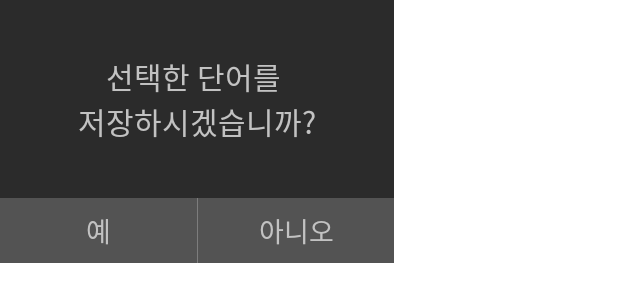
After one commit to kokochi66/2021_KNU, an Android app: the layout dialog_confirmation.xml on its own in the app's theme, with its tools: preview values and no code run, on a phone screen of 412 x 824 dp. The commit adds this screen. Shown: the top 302 px of the screen. Run offline under Robolectric (Android 15) with nearby library versions, the phone set to English and light mode, and no system bars.

Commit message:
정말 저장할 것인지 확인하는 다이얼로그 추가 서버 응답기다리는 로딩 다이얼로그 추가 간단한 사용방법을 알리는 다이얼로그 추가 저장되었을시 또는 중복단어로 저장 취소시 토스트 추가

```diff
--- a/STR/app/build.gradle
+++ b/STR/app/build.gradle
@@ -90,4 +90,7 @@ dependencies {
     implementation "androidx.camera:camera-lifecycle:$camerax_version"
 // CameraX View class
     implementation "androidx.camera:camera-view:1.0.0-alpha14"
+
+
+    implementation 'com.github.ybq:Android-SpinKit:1.4.0'
 }
--- a/STR/app/src/main/java/com/capston/ocrwordbook/ui/result/ResultViewModel.kt
+++ b/STR/app/src/main/java/com/capston/ocrwordbook/ui/result/ResultViewModel.kt
@@ -8,6 +8,11 @@ import androidx.lifecycle.ViewModel
 class ResultViewModel : ViewModel() {
 
     companion object {
+        var onClickWord : MutableLiveData<Boolean> = MutableLiveData<Boolean>()
+        var onClickConfirmation : MutableLiveData<Boolean> = MutableLiveData<Boolean>()
+        var recognizedText : MutableLiveData<String> = MutableLiveData<String>()
+        var meaningText : MutableLiveData<String> = MutableLiveData<String>()
+
 
     }
 
--- /dev/null
+++ b/STR/app/src/main/res/layout/dialog_confirmation.xml
@@ -0,0 +1,69 @@
+<?xml version="1.0" encoding="utf-8"?>
+<androidx.constraintlayout.widget.ConstraintLayout xmlns:android="http://schemas.android.com/apk/res/android"
+    xmlns:app="http://schemas.android.com/apk/res-auto"
+    xmlns:tools="http://schemas.android.com/tools"
+    android:layout_width="wrap_content"
+    android:layout_height="wrap_content"
+    android:background="@color/gray_900">
+
+    <TextView
+        android:id="@+id/dialog_confirmation_text_confirmation"
+        android:layout_width="wrap_content"
+        android:layout_height="wrap_content"
+        android:layout_marginStart="52dp"
+        android:layout_marginTop="36dp"
+        android:layout_marginEnd="52dp"
+        android:layout_marginBottom="36dp"
+        android:gravity="center"
+        android:text="선택한 단어를 \n저장하시겠습니까?"
+        android:textColor="@color/gray_200"
+        android:textSize="20sp"
+        app:layout_constraintBottom_toTopOf="@+id/dialog_confirmation_text_yes"
+        app:layout_constraintEnd_toEndOf="parent"
+        app:layout_constraintStart_toStartOf="parent"
+        app:layout_constraintTop_toTopOf="parent" />
+
+    <TextView
+        android:id="@+id/dialog_confirmation_text_yes"
+        android:layout_width="0dp"
+        android:layout_height="wrap_content"
+        android:background="@color/gray_700"
+        android:gravity="center"
+        android:paddingTop="8dp"
+        android:paddingBottom="8dp"
+        android:text="예"
+        android:textColor="@color/gray_200"
+        android:textSize="18sp"
+        app:layout_constraintBottom_toBottomOf="parent"
+        app:layout_constraintEnd_toStartOf="@+id/dialog_confirmation_sperate_bar"
+        app:layout_constraintHorizontal_bias="0.5"
+        app:layout_constraintStart_toStartOf="parent" />
+
+    <View
+        android:id="@+id/dialog_confirmation_sperate_bar"
+        android:layout_width="0.5dp"
+        android:layout_height="0dp"
+        android:background="@color/gray_500"
+        app:layout_constraintBottom_toBottomOf="@+id/dialog_confirmation_text_yes"
+        app:layout_constraintEnd_toStartOf="@+id/dialog_confirmation_text_no"
+        app:layout_constraintHorizontal_bias="0.5"
+        app:layout_constraintStart_toEndOf="@+id/dialog_confirmation_text_yes"
+        app:layout_constraintTop_toTopOf="@+id/dialog_confirmation_text_yes" />
+
+    <TextView
+        android:id="@+id/dialog_confirmation_text_no"
+        android:layout_width="0dp"
+        android:layout_height="wrap_content"
+        android:background="@color/gray_700"
+        android:gravity="center"
+        android:paddingTop="8dp"
+        android:paddingBottom="8dp"
+        android:text="아니오"
+        android:textColor="@color/gray_200"
+        android:textSize="18sp"
+        app:layout_constraintBottom_toBottomOf="@+id/dialog_confirmation_sperate_bar"
+        app:layout_constraintEnd_toEndOf="parent"
+        app:layout_constraintHorizontal_bias="0.5"
+        app:layout_constraintStart_toEndOf="@+id/dialog_confirmation_sperate_bar"
+        app:layout_constraintTop_toTopOf="@+id/dialog_confirmation_sperate_bar" />
+</androidx.constraintlayout.widget.ConstraintLayout>
```
Also changed, not shown: STR/app/src/main/java/com/capston/ocrwordbook/config/BaseFragment.kt (+15 -0 lines), STR/app/src/main/java/com/capston/ocrwordbook/ui/main/MainActivity.kt (+11 -0 lines), STR/app/src/main/java/com/capston/ocrwordbook/ui/result/ResultActivity.kt (+91 -0 lines), STR/app/src/main/java/com/capston/ocrwordbook/ui/result/dialog/ConfirmationDialog.kt (added, +46 -0 lines), STR/app/src/main/java/com/capston/ocrwordbook/ui/result/dialog/DescriptionDialog.kt (added, +31 -0 lines), STR/app/src/main/java/com/capston/ocrwordbook/ui/result/recycler/ResultRecyclerAdapter.kt (+13 -44 lines), STR/app/src/main/java/com/capston/ocrwordbook/utils/LoadingDialog.kt (added, +38 -0 lines), STR/app/src/main/res/layout/dialog_description.xml (added, +41 -0 lines), STR/app/src/main/res/layout/dialog_loading.xml (added, +37 -0 lines).
